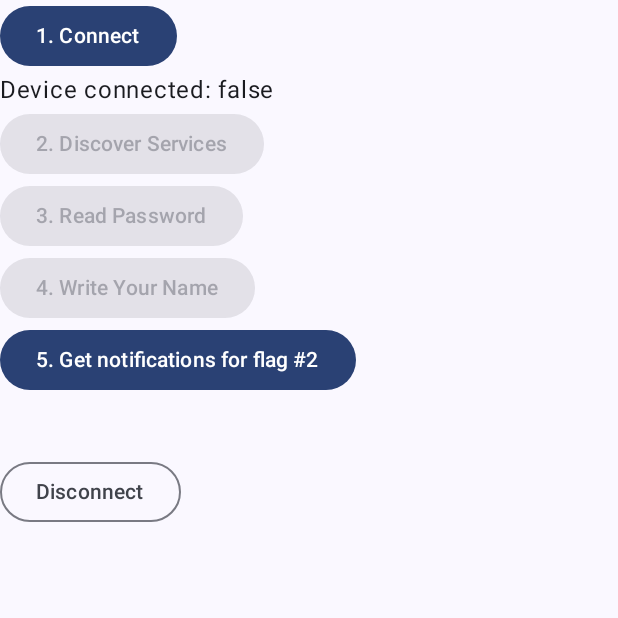
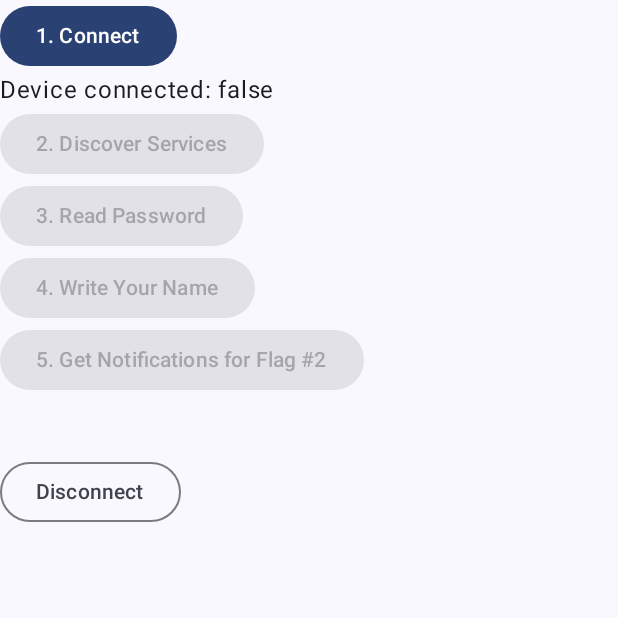
Before and after one commit to tdcolvin/BLEWorkshop, an Android app built with Jetpack Compose: the composable DeviceScreen called with empty values, on a phone screen of 412 x 824 dp, the top half of it. Run offline under Robolectric (Android 15) with nearby library versions, the phone set to English and light mode, and no system bars.

Commit message:
Disable button when not connected

```diff
--- a/app/src/main/java/com/tdcolvin/bleclient/ui/screens/DeviceScreen.kt
+++ b/app/src/main/java/com/tdcolvin/bleclient/ui/screens/DeviceScreen.kt
@@ -64,8 +64,8 @@ fun DeviceScreen(
             Text("Successful writes: $nameWrittenTimes")
         }
 
-        Button(onClick = startNotifyFlag2) {
-            Text("5. Get notifications for flag #2")
+        Button(onClick = startNotifyFlag2, enabled = isDeviceConnected && foundTargetService) {
+            Text("5. Get Notifications for Flag #2")
         }
         if (flag2 != null) {
             Row(horizontalArrangement = Arrangement.spacedBy(20.dp)) {
```
